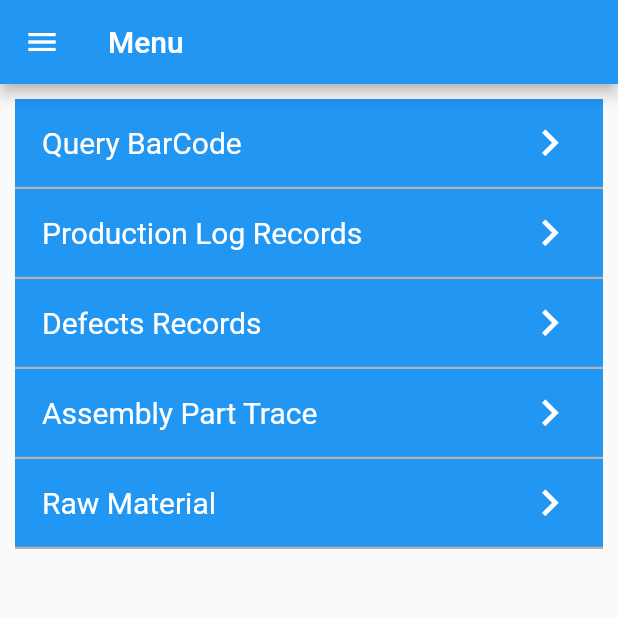
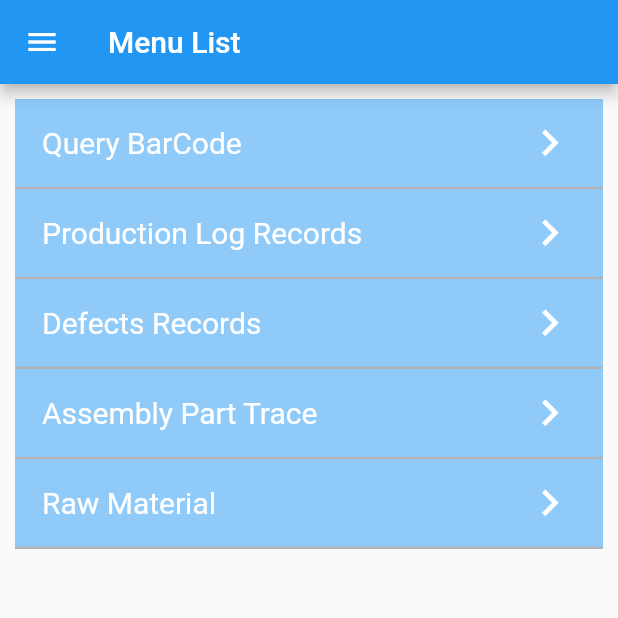
Before and after one commit to yanzhiyuan928/MesApp, a Flutter app: the IndexPage screen opened by its route, on a phone screen of 412 x 824 dp, the top half of it. Run offline on Flutter 3.47's test engine with Material 2 defaults, Android fonts, the phone set to English and light mode, and no system bars; our stand-ins replace dio, shared_preferences; missing offline and left inert: flutter_barcode_scanner; accounts and stored records are empty; network calls fail.

Commit message:
主题和语言

```diff
--- a/first_app/lib/IndexPage.dart
+++ b/first_app/lib/IndexPage.dart
@@ -1,9 +1,12 @@
 // ignore: file_names
 // ignore_for_file: unused_element, avoid_print
 
+import 'package:first_app/utils/changeNotifier.dart';
 import 'package:first_app/utils/i18n.dart';
 import 'package:first_app/utils/kvStore.dart';
 import 'package:flutter/material.dart';
+import 'package:flutter/rendering.dart';
+import 'package:provider/provider.dart';
 import 'home_card.dart';
 
 class IndexPage extends StatefulWidget {
@@ -15,6 +18,16 @@ class IndexPage extends StatefulWidget {
 
 class _IndexPageState extends State<IndexPage> {
   late var userId = '';
+  // 提供四套可选主题色
+  static const _themes = <MaterialColor>[
+    Colors.blue,
+    Colors.cyan,
+    Colors.teal,
+    Colors.green,
+    Colors.red,
+  ];
+
+  late MaterialColor _colorKey;
 
   @override
   void initState() {
@@ -38,7 +51,7 @@ class _IndexPageState extends State<IndexPage> {
   Widget build(BuildContext context) {
     return Scaffold(
       appBar: AppBar(
-        title: const Text('Menu'),
+        title: Text(I18n.of(context).menu),
         //automaticallyImplyLeading: false,
         leading: Builder(
           builder: (context) {
@@ -109,16 +122,60 @@ class _IndexPageState extends State<IndexPage> {
               title: Text(I18n.of(context).setting),
             ),
             ListTile(
-              leading: const Icon(Icons.language),
-              title: Text(I18n.of(context).switchLanage),
+              leading: const Icon(Icons.color_lens),
+              title: Text(I18n.of(context).theme),
+              // ignore: avoid_unnecessary_containers
+              subtitle: Container(
+                  child: Row(
+                children: _themes.map<Widget>((e) {
+                  return Expanded(
+                      flex: 1,
+                      child: Container(
+                        height: 20,
+                        color: e,
+                        margin: const EdgeInsets.symmetric(
+                            horizontal: 2, vertical: 2),
+                        child: IconButton(
+                          icon: Icon(
+                            const IconData(0),
+                            color: e,
+                          ),
+                          onPressed: () async => {
+                            //await kvStore.saveObject('theme', e),
+                            Provider.of<ThemeProvider>(context, listen: false)
+                                .setTheme(e)
+                          },
+                        ),
+                      ));
+                }).toList(),
+              )),
               onTap: () {
-                print('Switch Lanage');
-                // ignore: unused_local_variable
-                var tmpLanage = Localizations.localeOf(context);
+                var tmpLanage =
+                    Provider.of<ThemeProvider>(context, listen: false).getTheme;
                 print(tmpLanage);
-                //localeResolutionCallback
               },
             ),
+            ListTile(
+              leading: const Icon(Icons.language),
+              title: Text(I18n.of(context).switchLanage +
+                  '           [' +
+                  Provider.of<LanageProvider>(context, listen: false)
+                      .getLanage +
+                  ']'),
+              onTap: () async {
+                print('Switch Lanage');
+                String? res = await kvStore.getString('lanage');
+                if (res == '' || res == 'zh') {
+                  res = 'en';
+                } else {
+                  res = 'zh';
+                }
+                await kvStore.save('lanage', res);
+                Provider.of<LanageProvider>(context, listen: false)
+                    .setLanage(res.toString());
+              },
+            ),
+
             ListTile(
               leading: const Icon(Icons.exit_to_app),
               title: Text(I18n.of(context).logOut),
--- a/first_app/lib/assemblyPartTrack.dart
+++ b/first_app/lib/assemblyPartTrack.dart
@@ -89,7 +89,7 @@ class _assemblyPartState extends State<assemblyPartPage> {
                   height: 30,
                   child: ElevatedButton(
                     style: ButtonStyle(
-                      backgroundColor: MaterialStateProperty.all(Colors.blue),
+                      //backgroundColor: MaterialStateProperty.all(Colors.blue),
                       shape: MaterialStateProperty.all(RoundedRectangleBorder(
                         borderRadius: BorderRadius.circular(25),
                       )),
@@ -118,8 +118,7 @@ class _assemblyPartState extends State<assemblyPartPage> {
                     child: ElevatedButton(
                         style: ButtonStyle(
                           padding: MaterialStateProperty.all(EdgeInsets.zero),
-                          backgroundColor:
-                              MaterialStateProperty.all(Colors.blue),
+                          //backgroundColor: MaterialStateProperty.all(Colors.blue),
                           shape:
                               MaterialStateProperty.all(RoundedRectangleBorder(
                             borderRadius: BorderRadius.circular(25),
--- a/first_app/lib/barCodeInfo.dart
+++ b/first_app/lib/barCodeInfo.dart
@@ -95,7 +95,7 @@ class _BarCodeState extends State<BarCodePage> {
                   height: 30,
                   child: ElevatedButton(
                     style: ButtonStyle(
-                      backgroundColor: MaterialStateProperty.all(Colors.blue),
+                      //backgroundColor: MaterialStateProperty.all(Colors.blue),
                       shape: MaterialStateProperty.all(RoundedRectangleBorder(
                         borderRadius: BorderRadius.circular(25),
                       )),
@@ -124,8 +124,7 @@ class _BarCodeState extends State<BarCodePage> {
                     child: ElevatedButton(
                         style: ButtonStyle(
                           padding: MaterialStateProperty.all(EdgeInsets.zero),
-                          backgroundColor:
-                              MaterialStateProperty.all(Colors.blue),
+                          //backgroundColor: MaterialStateProperty.all(Colors.blue),
                           shape:
                               MaterialStateProperty.all(RoundedRectangleBorder(
                             borderRadius: BorderRadius.circular(25),
--- a/first_app/lib/defectInfo.dart
+++ b/first_app/lib/defectInfo.dart
@@ -89,7 +89,7 @@ class _defectInfoState extends State<defectInfoPage> {
                   height: 30,
                   child: ElevatedButton(
                     style: ButtonStyle(
-                      backgroundColor: MaterialStateProperty.all(Colors.blue),
+                      //backgroundColor: MaterialStateProperty.all(Colors.blue),
                       shape: MaterialStateProperty.all(RoundedRectangleBorder(
                         borderRadius: BorderRadius.circular(25),
                       )),
@@ -118,8 +118,7 @@ class _defectInfoState extends State<defectInfoPage> {
                     child: ElevatedButton(
                         style: ButtonStyle(
                           padding: MaterialStateProperty.all(EdgeInsets.zero),
-                          backgroundColor:
-                              MaterialStateProperty.all(Colors.blue),
+                          //backgroundColor: MaterialStateProperty.all(Colors.blue),
                           shape:
                               MaterialStateProperty.all(RoundedRectangleBorder(
                             borderRadius: BorderRadius.circular(25),
--- a/first_app/lib/home_card.dart
+++ b/first_app/lib/home_card.dart
@@ -23,7 +23,7 @@ class HomeCard extends StatelessWidget {
               padding: EdgeInsets.symmetric(horizontal: 18.0),
               height: 60.0,
               decoration: BoxDecoration(
-                  color: Colors.blue,
+                  color: Theme.of(context).backgroundColor, // Colors.blue,
                   border: Border(
                       bottom: BorderSide(
                           color: Color.fromARGB(255, 179, 177, 177),
--- a/first_app/lib/productionLog.dart
+++ b/first_app/lib/productionLog.dart
@@ -89,7 +89,7 @@ class _ProductionState extends State<ProductionPage> {
                   height: 30,
                   child: ElevatedButton(
                     style: ButtonStyle(
-                      backgroundColor: MaterialStateProperty.all(Colors.blue),
+                      //backgroundColor: MaterialStateProperty.all(Colors.blue),
                       shape: MaterialStateProperty.all(RoundedRectangleBorder(
                         borderRadius: BorderRadius.circular(25),
                       )),
@@ -118,8 +118,7 @@ class _ProductionState extends State<ProductionPage> {
                     child: ElevatedButton(
                         style: ButtonStyle(
                           padding: MaterialStateProperty.all(EdgeInsets.zero),
-                          backgroundColor:
-                              MaterialStateProperty.all(Colors.blue),
+                          //backgroundColor: MaterialStateProperty.all(Colors.blue),
                           shape:
                               MaterialStateProperty.all(RoundedRectangleBorder(
                             borderRadius: BorderRadius.circular(25),
--- a/first_app/lib/rawMaterial.dart
+++ b/first_app/lib/rawMaterial.dart
@@ -89,7 +89,7 @@ class _rawMaterialState extends State<rawMaterialPage> {
                   height: 30,
                   child: ElevatedButton(
                     style: ButtonStyle(
-                      backgroundColor: MaterialStateProperty.all(Colors.blue),
+                      //backgroundColor: MaterialStateProperty.all(Colors.blue),
                       shape: MaterialStateProperty.all(RoundedRectangleBorder(
                         borderRadius: BorderRadius.circular(25),
                       )),
@@ -118,8 +118,7 @@ class _rawMaterialState extends State<rawMaterialPage> {
                     child: ElevatedButton(
                         style: ButtonStyle(
                           padding: MaterialStateProperty.all(EdgeInsets.zero),
-                          backgroundColor:
-                              MaterialStateProperty.all(Colors.blue),
+                          //backgroundColor: MaterialStateProperty.all(Colors.blue),
                           shape:
                               MaterialStateProperty.all(RoundedRectangleBorder(
                             borderRadius: BorderRadius.circular(25),
--- /dev/null
+++ b/first_app/lib/utils/changeNotifier.dart
@@ -0,0 +1,29 @@
+import 'package:flutter/material.dart';
+
+class ThemeProvider extends ChangeNotifier {
+  MaterialColor _themeColor = Colors.blue;
+
+  // 获取当前主题，如果为设置主题，则默认使用蓝色主题
+  MaterialColor get getTheme => _themeColor;
+
+  // 主题改变后，通知其依赖项，新主题会立即生效
+  setTheme(MaterialColor color) {
+    if (getTheme != color) {
+      _themeColor = color;
+      notifyListeners();
+    }
+  }
+}
+
+class LanageProvider extends ChangeNotifier {
+  String _lanage = 'en';
+
+  String get getLanage => _lanage;
+
+  setLanage(String lanage) {
+    if (getLanage != lanage) {
+      _lanage = lanage;
+      notifyListeners();
+    }
+  }
+}
--- a/first_app/lib/utils/i18n.dart
+++ b/first_app/lib/utils/i18n.dart
@@ -18,6 +18,7 @@ class I18n {
       "login": "Login",
       "login_uid": "Please enter account number ",
       "login_pwd": "Please enter password number",
+      "menu": "Menu List",
       'queryBarCode': 'Query BarCode',
       'machineRecords': 'Production Log Records',
       'suspected': 'Defects Records',
@@ -25,8 +26,9 @@ class I18n {
       'rawMaterial': 'Raw Material',
       'inputBarCode': 'input barCode',
       'search': 'Search',
-      'logOut': 'logOut',
-      'switchLanage': 'Switch Lanage',
+      'logOut': 'LogOut',
+      'theme': 'Theme',
+      'switchLanage': 'Lanage',
       'setting': 'setting',
       'barCode': 'BarCode',
       'partNo': 'Part No',
@@ -41,6 +43,7 @@ class I18n {
       "login": "登录",
       "login_uid": "请输入账号",
       "login_pwd": "请输入密码",
+      "menu": "主菜单",
       'queryBarCode': '条码查询',
       'machineRecords': '加工记录',
       'suspected': '可疑品',
@@ -49,6 +52,7 @@ class I18n {
       'inputBarCode': '请输入条码',
       'search': '查询',
       'logOut': '登出',
+      'theme': '主题',
       'switchLanage': '切换语言',
       'setting': '设置',
       'barCode': '条码',
@@ -62,89 +66,97 @@ class I18n {
   };
 
   String get selectPlant {
-    return _localizedValues[locale.languageCode]!["selectPlant"] ?? "";
+    return _localizedValues[locale.languageCode]!["selectPlant"] as String;
   }
 
   String get login {
-    return _localizedValues[locale.languageCode]!["login"] ?? "";
+    return _localizedValues[locale.languageCode]!["login"] as String;
   }
 
   // ignore: non_constant_identifier_names
   String get login_uid {
-    return _localizedValues[locale.languageCode]!["login_uid"] ?? "";
+    return _localizedValues[locale.languageCode]!["login_uid"] as String;
   }
 
   // ignore: non_constant_identifier_names
   String get login_pwd {
-    return _localizedValues[locale.languageCode]!["login_pwd"] ?? "";
+    return _localizedValues[locale.languageCode]!["login_pwd"] as String;
+  }
+
+  String get menu {
+    return _localizedValues[locale.languageCode]!["menu"] as String;
   }
 
   String get queryBarCode {
-    return _localizedValues[locale.languageCode]!["queryBarCode"] ?? "";
+    return _localizedValues[locale.languageCode]!["queryBarCode"] as String;
   }
 
   String get machineRecords {
-    return _localizedValues[locale.languageCode]!["machineRecords"] ?? "";
+    return _localizedValues[locale.languageCode]!["machineRecords"] as String;
   }
 
   String get suspected {
-    return _localizedValues[locale.languageCode]!["suspected"] ?? "";
+    return _localizedValues[locale.languageCode]!["suspected"] as String;
   }
 
   String get assemblyParts {
-    return _localizedValues[locale.languageCode]!["assemblyParts"] ?? "";
+    return _localizedValues[locale.languageCode]!["assemblyParts"] as String;
   }
 
   String get rawMaterial {
-    return _localizedValues[locale.languageCode]!["rawMaterial"] ?? "";
+    return _localizedValues[locale.languageCode]!["rawMaterial"] as String;
   }
 
   String get inputBarCode {
-    return _localizedValues[locale.languageCode]!["inputBarCode"] ?? "";
+    return _localizedValues[locale.languageCode]!["inputBarCode"] as String;
   }
 
   String get search {
-    return _localizedValues[locale.languageCode]!["search"] ?? "";
+    return _localizedValues[locale.languageCode]!["search"] as String;
   }
 
   String get logOut {
-    return _localizedValues[locale.languageCode]!["logOut"] ?? "";
+    return _localizedValues[locale.languageCode]!["logOut"] as String;
   }
 
   String get switchLanage {
-    return _localizedValues[locale.languageCode]!["switchLanage"] ?? "";
+    return _localizedValues[locale.languageCode]!["switchLanage"] as String;
+  }
+
+  String get theme {
+    return _localizedValues[locale.languageCode]!["theme"] as String;
   }
 
   String get setting {
-    return _localizedValues[locale.languageCode]!["setting"] ?? "";
+    return _localizedValues[locale.languageCode]!["setting"] as String;
   }
 
   String get barCode {
-    return _localizedValues[locale.languageCode]!["barCode"] ?? "";
+    return _localizedValues[locale.languageCode]!["barCode"] as String;
   }
 
   String get partNo {
-    return _localizedValues[locale.languageCode]!["partNo"] ?? "";
+    return _localizedValues[locale.languageCode]!["partNo"] as String;
   }
 
   String get partName {
-    return _localizedValues[locale.languageCode]!["partName"] ?? "";
+    return _localizedValues[locale.languageCode]!["partName"] as String;
   }
 
   String get state {
-    return _localizedValues[locale.languageCode]!["state"] ?? "";
+    return _localizedValues[locale.languageCode]!["state"] as String;
   }
 
   String get location {
-    return _localizedValues[locale.languageCode]!["location"] ?? "";
+    return _localizedValues[locale.languageCode]!["location"] as String;
   }
 
   String get generationDt {
-    return _localizedValues[locale.languageCode]!["generationDt"] ?? "";
+    return _localizedValues[locale.languageCode]!["generationDt"] as String;
   }
 
   String get createDt {
-    return _localizedValues[locale.languageCode]!["createDt"] ?? "";
+    return _localizedValues[locale.languageCode]!["createDt"] as String;
   }
 }
 
--- a/first_app/pubspec.yaml
+++ b/first_app/pubspec.yaml
@@ -42,6 +42,7 @@ dependencies:
   flutter_barcode_scanner: ^2.0.0
   # MD5 加密
   crypto: ^3.0.2
+  provider: ^6.0.4
 
 dev_dependencies:
   flutter_test:
```
Also changed, not shown: first_app/lib/main.dart (+22 -29 lines), first_app/lib/utils/GSYState.dart (deleted, +0 -72 lines), first_app/pubspec.lock.
